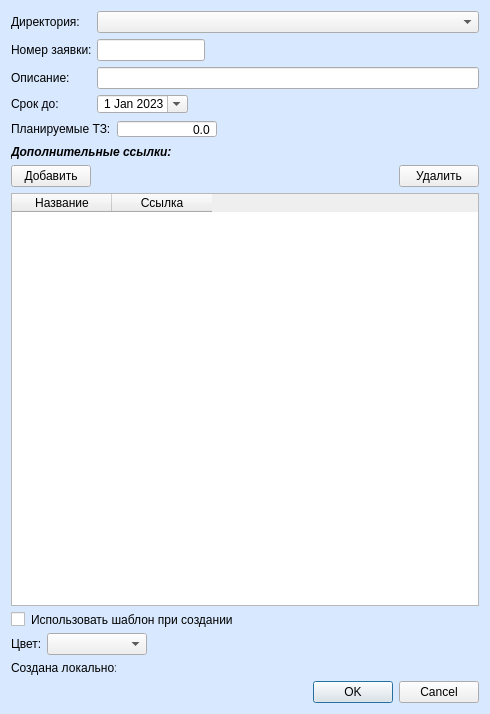
This is ui_task.ui in ShiragG/TaskManager as Qt 5 draws it before an edit. The edited form follows.
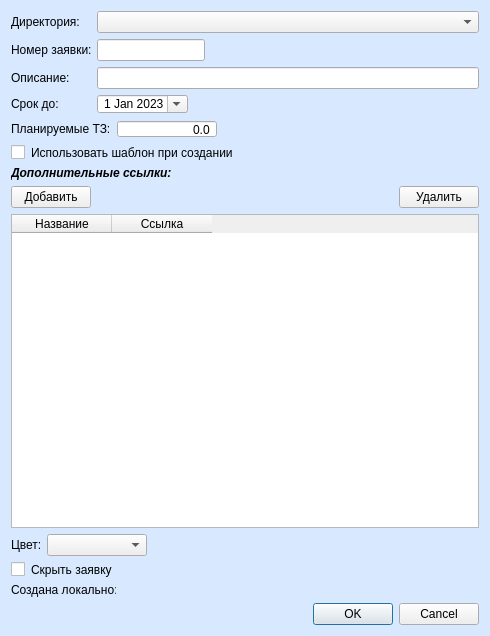
This is the edited form. Icons and pictures are not drawn.

Patch:
```diff
--- a/ui_task.ui
+++ b/ui_task.ui
@@ -7,7 +7,7 @@
     <x>0</x>
     <y>0</y>
     <width>490</width>
-    <height>714</height>
+    <height>636</height>
    </rect>
   </property>
   <property name="windowTitle">
@@ -248,6 +248,13 @@
      </item>
     </layout>
    </item>
+   <item>
+    <widget class="QCheckBox" name="by_template">
+     <property name="text">
+      <string>Использовать шаблон при создании</string>
+     </property>
+    </widget>
+   </item>
    <item>
     <widget class="QLabel" name="label_ref">
      <property name="font">
@@ -306,13 +313,6 @@
      </column>
     </widget>
    </item>
-   <item>
-    <widget class="QCheckBox" name="by_template">
-     <property name="text">
-      <string>Использовать шаблон при создании</string>
-     </property>
-    </widget>
-   </item>
    <item>
     <layout class="QHBoxLayout" name="horizontalLayout_7">
      <item>
@@ -359,6 +359,13 @@
      </item>
     </layout>
    </item>
+   <item>
+    <widget class="QCheckBox" name="hidden">
+     <property name="text">
+      <string>Скрыть заявку</string>
+     </property>
+    </widget>
+   </item>
    <item>
     <layout class="QHBoxLayout" name="horizontalLayout_6">
      <item>
```
